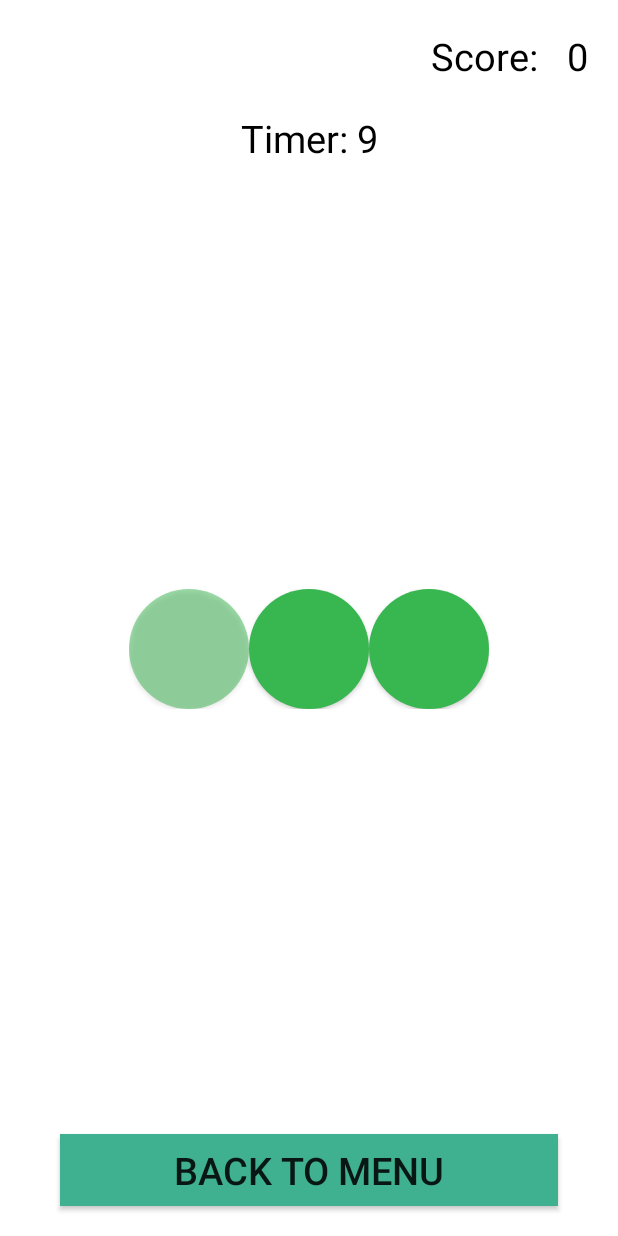
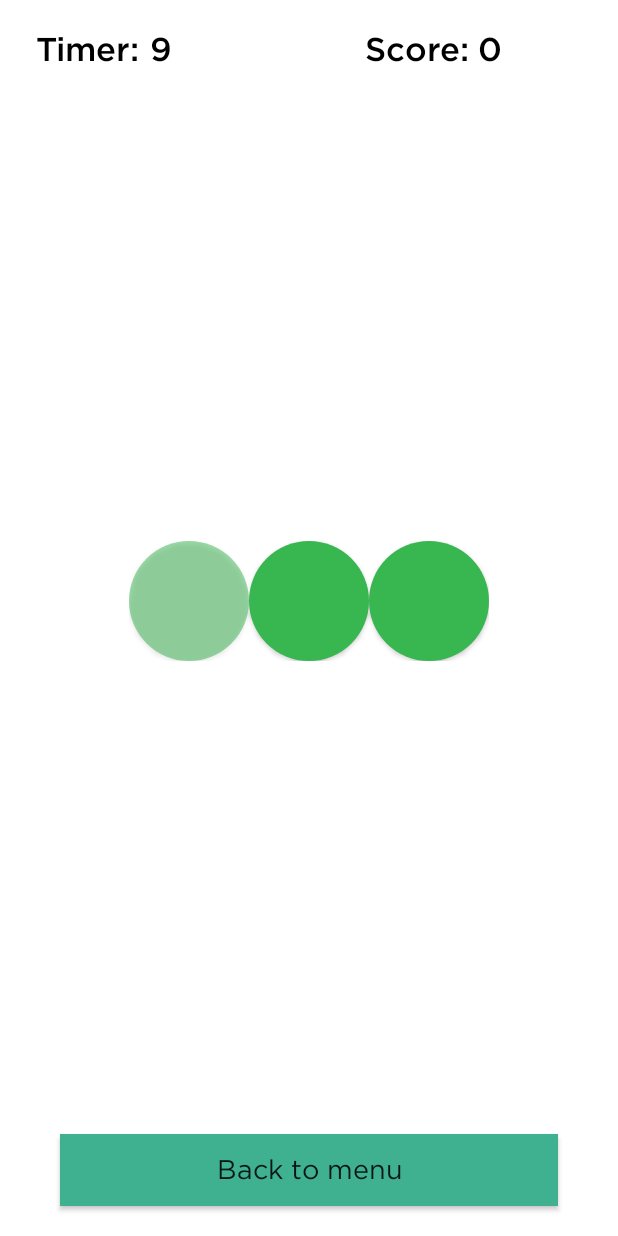
Before and after one commit to ZoomUp/CirclesGame, an Android app: the GameScreen screen opened through its navigation route, on a phone screen of 412 x 824 dp. Run offline under Robolectric (Android 15) with nearby library versions, the phone set to English and light mode, and no system bars.

Commit message:
Added fonts and added them to xml

```diff
--- a/app/src/main/java/com/example/circlesgame/GameScreen.kt
+++ b/app/src/main/java/com/example/circlesgame/GameScreen.kt
@@ -1,5 +1,6 @@
 package com.example.circlesgame
 
+import android.annotation.SuppressLint
 import android.content.Context
 import android.graphics.Color
 import android.os.Bundle
@@ -39,7 +40,7 @@ class GameScreen : Fragment() {
         super.onViewCreated(view, savedInstanceState)
         binding.apply {
             root.background = SettingsStorage.mainBackgroundColor.toDrawable()
-            countScore.text = score.toString()
+            countScore.text =  " ${score}"
             btnMenu.setOnClickListener {
                 addScore(score)
                 with(activity?.getPreferences(Context.MODE_PRIVATE)?.edit()) {
@@ -64,7 +65,7 @@ class GameScreen : Fragment() {
             cancel()
             start()
         }
-        binding.countScore.text = score.toString()
+        binding.countScore.text = " ${score}"
     }
 
     private fun notCorrectAnswer() {
@@ -81,7 +82,8 @@ class GameScreen : Fragment() {
         createCircle()
         addScore(score)
         score = 0
-        binding.countScore.text = score.toString()
+
+        binding.countScore.text = " ${score}"
         timer.apply {
             cancel()
             start()
--- a/app/src/main/res/layout/fragment_game_screen.xml
+++ b/app/src/main/res/layout/fragment_game_screen.xml
@@ -27,7 +27,10 @@
         android:layout_marginVertical="20dp"
         android:background="#3FB190"
         android:text="@string/back_to_menu"
-        android:textSize="25sp"
+        android:textSize="18sp"
+        android:letterSpacing="0"
+        android:textAllCaps="false"
+        android:fontFamily="@font/gothampro"
         app:layout_constraintBottom_toBottomOf="parent"
         app:layout_constraintEnd_toEndOf="parent"
         app:layout_constraintStart_toStartOf="parent"
@@ -40,13 +43,14 @@
         android:layout_height="wrap_content"
         android:layout_marginHorizontal="20dp"
         android:layout_marginVertical="20dp"
+        android:layout_marginTop="24dp"
+        android:layout_marginEnd="100dp"
+        android:fontFamily="@font/gothampro_medium"
         android:gravity="end"
         android:text="@string/score"
         android:textColor="@color/black"
-        android:textSize="25sp"
-        app:layout_constraintEnd_toStartOf="@+id/count_score"
-        app:layout_constraintHorizontal_bias="0.86"
-        app:layout_constraintStart_toStartOf="parent"
+        android:textSize="22sp"
+        app:layout_constraintEnd_toEndOf="parent"
         app:layout_constraintTop_toTopOf="parent" />
 
     <TextView
@@ -55,9 +59,12 @@
         android:layout_height="wrap_content"
         android:layout_marginHorizontal="20dp"
         android:layout_marginVertical="20dp"
+        android:layout_marginTop="24dp"
+        android:fontFamily="@font/gothampro_medium"
         android:textColor="@color/black"
-        android:textSize="25sp"
-        app:layout_constraintEnd_toEndOf="parent"
+        android:textSize="22sp"
+        android:layout_marginStart="0dp"
+        app:layout_constraintStart_toEndOf="@+id/txt_score"
         app:layout_constraintTop_toTopOf="parent"
         tools:text="000000" />
 
@@ -66,11 +73,12 @@
         android:layout_width="wrap_content"
         android:layout_height="wrap_content"
         android:layout_marginVertical="20dp"
+        android:layout_marginTop="24dp"
         android:textColor="@color/Black"
-        android:textSize="25sp"
-        app:layout_constraintEnd_toEndOf="parent"
+        android:textSize="22sp"
+        android:fontFamily="@font/gothampro_medium"
         app:layout_constraintStart_toEndOf="@+id/timer_text"
-        app:layout_constraintTop_toBottomOf="@+id/txt_score"
+        app:layout_constraintTop_toTopOf="parent"
         tools:text="10" />
 
     <TextView
@@ -78,12 +86,14 @@
         android:layout_width="wrap_content"
         android:layout_height="wrap_content"
         android:layout_marginVertical="20dp"
+        android:layout_marginStart="24dp"
+        android:layout_marginTop="24dp"
+        android:text="@string/timer"
         android:textColor="@color/Black"
-        android:textSize="25sp"
-        android:text="@string/timer"
-        app:layout_constraintEnd_toStartOf="@+id/timer"
+        android:textSize="22sp"
+        android:fontFamily="@font/gothampro_medium"
         app:layout_constraintHorizontal_chainStyle="packed"
         app:layout_constraintStart_toStartOf="parent"
-        app:layout_constraintTop_toBottomOf="@+id/txt_score"/>
+        app:layout_constraintTop_toTopOf="parent" />
 
 </androidx.constraintlayout.widget.ConstraintLayout>
```
Also changed, not shown: app/src/main/res/layout/fragment_main_screen.xml (+23 -2 lines), app/src/main/res/layout/fragment_notification.xml (+11 -20 lines), app/src/main/res/layout/fragment_records_screen.xml (+6 -2 lines), app/src/main/res/layout/fragment_settings_screen.xml (+23 -2 lines), app/src/main/res/values/strings.xml (+5 -5 lines), app/src/main/res/font/gothampro.ttf (added), app/src/main/res/font/gothampro_black.ttf (added), app/src/main/res/font/gothampro_blackitalic.ttf (added), app/src/main/res/font/gothampro_bold.ttf (added), app/src/main/res/font/gothampro_bolditalic.ttf (added), app/src/main/res/font/gothampro_italic.ttf (added), app/src/main/res/font/gothampro_light.ttf (added), app/src/main/res/font/gothampro_lightitalic.ttf (added), app/src/main/res/font/gothampro_medium.ttf (added), 1 more files, 1 other file.
